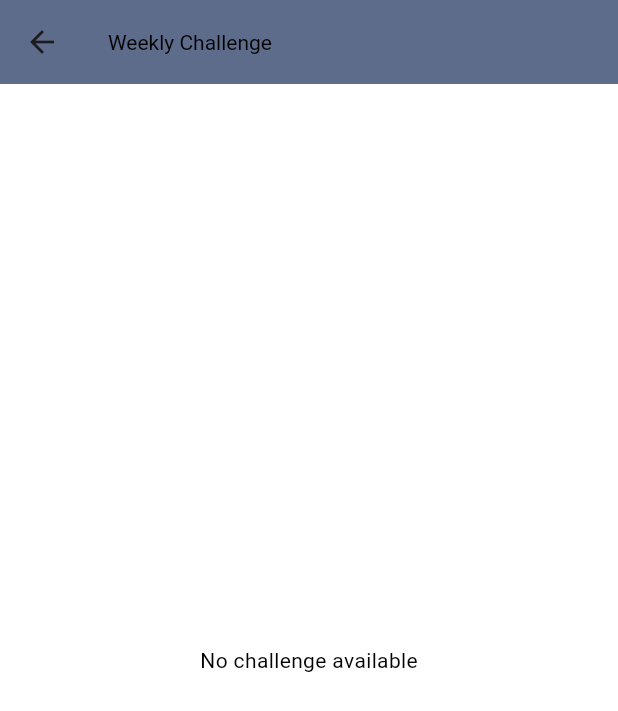
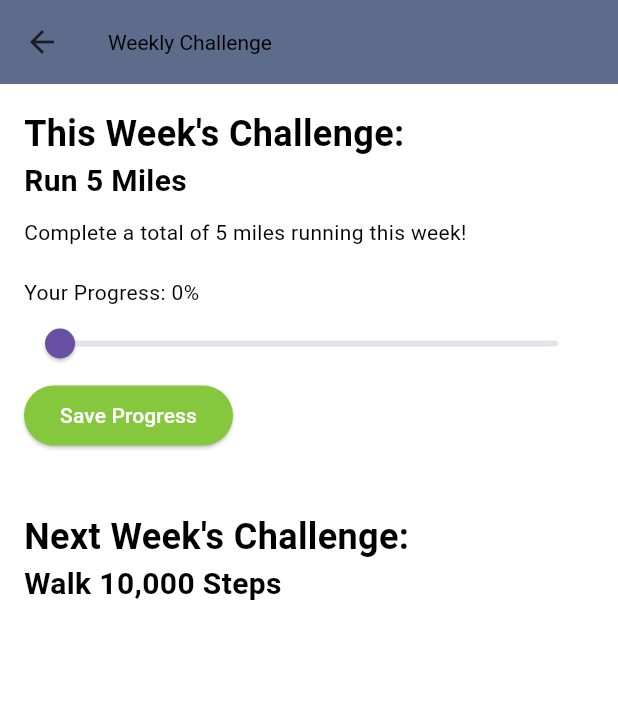
Before and after one commit to Natlope5/FitBattles, a Flutter app: the WeeklyChallengesPage screen opened by its route, on a phone screen of 412 x 824 dp. Shown: the top 711 px of the screen. Run offline on Flutter 3.47's test engine with Material 3 defaults, Android fonts, the phone set to English and light mode, and no system bars; our stand-ins replace camera, cloud_firestore, firebase_auth, firebase_core, firebase_messaging, firebase_storage and 10 more; accounts and stored records are empty.

Commit message:
Weekly Challenges now rotates on a weekly schedule

```diff
--- a/lib/firebase/challenge_service.dart
+++ b/lib/firebase/challenge_service.dart
@@ -1,55 +1,36 @@
-import 'package:cloud_firestore/cloud_firestore.dart';
-import 'package:firebase_auth/firebase_auth.dart';
+import 'package:intl/intl.dart';
 
 class ChallengeService {
-  final FirebaseFirestore _firestore = FirebaseFirestore.instance;
+  // Define two sample challenges for even and odd weeks
+  final List<Map<String, dynamic>> challenges = [
+    {
+      'title': 'Walk 10,000 Steps',
+      'description': 'Complete a total of 10,000 steps this week!',
+    },
+    {
+      'title': 'Run 5 Miles',
+      'description': 'Complete a total of 5 miles running this week!',
+    },
+  ];
 
-  // Fetch the current weekly challenge
-  Future<Map<String, dynamic>?> getCurrentWeeklyChallenge() async {
-    try {
-      QuerySnapshot querySnapshot = await _firestore
-          .collection('weekly_challenges')
-          .where('isCurrent', isEqualTo: true)
-          .limit(1)
-          .get();
-
-      if (querySnapshot.docs.isNotEmpty) {
-        return querySnapshot.docs.first.data() as Map<String, dynamic>;
-      } else {
-        return null; // No current challenge found
-      }
-    } catch (e) {
-      print('Error fetching current weekly challenge: $e');
-      return null;
-    }
+  // Get the current weekly challenge based on the device's week number
+  Map<String, dynamic> getCurrentWeeklyChallenge() {
+    int weekNumber = _getWeekOfYear();
+    int challengeIndex = weekNumber % challenges.length;
+    return challenges[challengeIndex];
   }
 
-  // Retrieve user progress for the current challenge
-  Future<int> getUserChallengeProgress() async {
-    try {
-      String userId = FirebaseAuth.instance.currentUser!.uid;
-      DocumentSnapshot userDoc = await _firestore.collection('users').doc(userId).get();
-
-      if (userDoc.exists && userDoc.data() != null) {
-        return (userDoc.data() as Map<String, dynamic>)['challengeProgress'] ?? 0;
-      } else {
-        return 0;
-      }
-    } catch (e) {
-      print('Error fetching user challenge progress: $e');
-      return 0;
-    }
+  // Get the next weekly challenge based on the device's week number
+  Map<String, dynamic> getNextWeeklyChallenge() {
+    int nextWeekNumber = _getWeekOfYear() + 1;
+    int challengeIndex = nextWeekNumber % challenges.length;
+    return challenges[challengeIndex];
   }
 
-  // Update user progress for the current challenge
-  Future<void> updateUserChallengeProgress(int userProgress) async {
-    try {
-      String userId = FirebaseAuth.instance.currentUser!.uid;
-      await _firestore.collection('users').doc(userId).update({
-        'challengeProgress': userProgress,
-      });
-    } catch (e) {
-      print('Error updating user challenge progress: $e');
-    }
+  // Calculate the current week number
+  int _getWeekOfYear() {
+    DateTime now = DateTime.now();
+    int dayOfYear = int.parse(DateFormat("D").format(now));
+    return ((dayOfYear - now.weekday + 10) / 7).floor();
   }
 }
--- a/lib/pages/challenges/weekly_challenges_page.dart
+++ b/lib/pages/challenges/weekly_challenges_page.dart
@@ -1,5 +1,6 @@
 import 'package:flutter/material.dart';
 import 'package:fitbattles/firebase/challenge_service.dart';
+import 'package:shared_preferences/shared_preferences.dart';
 
 class WeeklyChallengesPage extends StatefulWidget {
   const WeeklyChallengesPage({super.key});
@@ -10,34 +11,36 @@ class WeeklyChallengesPage extends StatefulWidget {
 
 class WeeklyChallengesPageState extends State<WeeklyChallengesPage> {
   final ChallengeService _challengeService = ChallengeService();
-  Map<String, dynamic>? _challengeData;
+  Map<String, dynamic>? _currentChallenge;
+  Map<String, dynamic>? _nextChallenge;
   int _userProgress = 0;
 
   @override
   void initState() {
     super.initState();
-    _fetchChallengeData();
+    _fetchChallenges();
+    _loadUserProgress();
   }
 
-  Future<void> _fetchChallengeData() async {
-    final challenge = await _challengeService.getCurrentWeeklyChallenge();
-    final userProgress = await _challengeService.getUserChallengeProgress();
+  void _fetchChallenges() {
+    _currentChallenge = _challengeService.getCurrentWeeklyChallenge();
+    _nextChallenge = _challengeService.getNextWeeklyChallenge();
+    setState(() {}); // Refresh UI with new data
+  }
 
+  Future<void> _loadUserProgress() async {
+    final prefs = await SharedPreferences.getInstance();
     setState(() {
-      _challengeData = challenge;
-      _userProgress = userProgress;
+      _userProgress = prefs.getInt('weekly_challenge_progress') ?? 0;
     });
   }
 
-  void _updateProgress(int progress) async {
-    setState(() {
-      _userProgress = progress;
-    });
-    await _challengeService.updateUserChallengeProgress(_userProgress);
-
+  Future<void> _updateProgress() async {
+    final prefs = await SharedPreferences.getInstance();
+    await prefs.setInt('weekly_challenge_progress', _userProgress);
     if (mounted) {
       ScaffoldMessenger.of(context).showSnackBar(
-        const SnackBar(content: Text('Progress updated')),
+        const SnackBar(content: Text('Progress saved!')),
       );
     }
   }
@@ -46,19 +49,23 @@ class WeeklyChallengesPageState extends State<WeeklyChallengesPage> {
   Widget build(BuildContext context) {
     return Scaffold(
       appBar: AppBar(title: const Text('Weekly Challenge')),
-      body: _challengeData == null
-          ? const Center(child: Text('No challenge available'))
+      body: _currentChallenge == null
+          ? const Center(child: Text('No current challenge available'))
           : Padding(
         padding: const EdgeInsets.all(16.0),
         child: Column(
           crossAxisAlignment: CrossAxisAlignment.start,
           children: [
             Text(
-              _challengeData!['title'] ?? 'Weekly Challenge',
+              'This Week\'s Challenge:',
               style: const TextStyle(fontSize: 24, fontWeight: FontWeight.bold),
             ),
+            Text(
+              _currentChallenge!['title'],
+              style: const TextStyle(fontSize: 20, fontWeight: FontWeight.bold),
+            ),
             const SizedBox(height: 10),
-            Text(_challengeData!['description'] ?? 'Complete this challenge!'),
+            Text(_currentChallenge!['description']),
             const SizedBox(height: 20),
             Text('Your Progress: $_userProgress%'),
             Slider(
@@ -71,10 +78,18 @@ class WeeklyChallengesPageState extends State<WeeklyChallengesPage> {
                 });
               },
             ),
-            const SizedBox(height: 20),
             ElevatedButton(
-              onPressed: () => _updateProgress(_userProgress),
-              child: const Text('Update Progress'),
+              onPressed: _updateProgress,
+              child: const Text('Save Progress'),
+            ),
+            const SizedBox(height: 40),
+            Text(
+              'Next Week\'s Challenge:',
+              style: const TextStyle(fontSize: 24, fontWeight: FontWeight.bold),
+            ),
+            Text(
+              _nextChallenge!['title'],
+              style: const TextStyle(fontSize: 20, fontWeight: FontWeight.bold),
             ),
           ],
         ),
```
